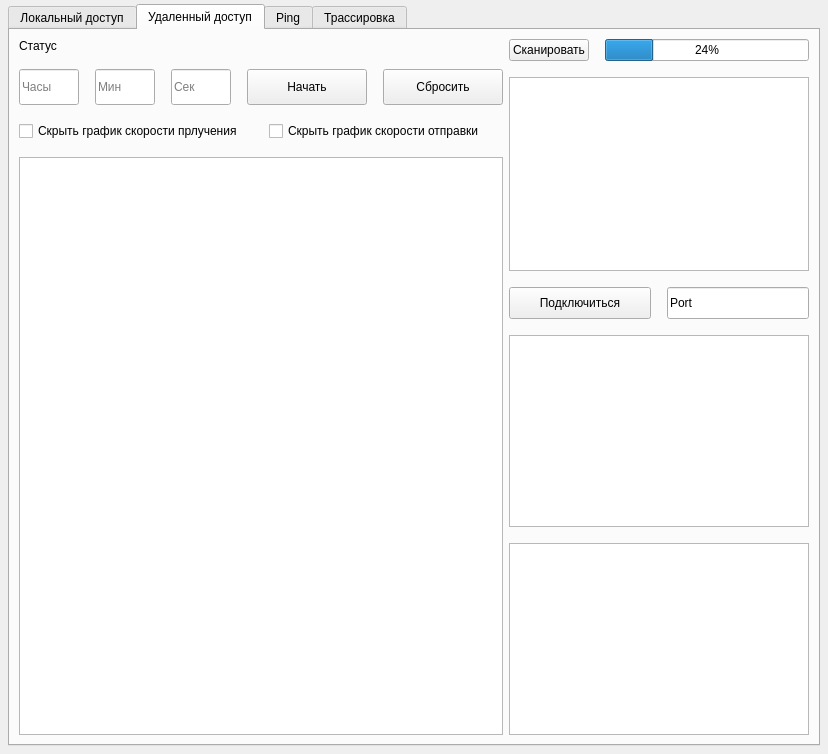
Old version of the form src/ui/network_monitor.ui in the repository darararrik/network-monitor.
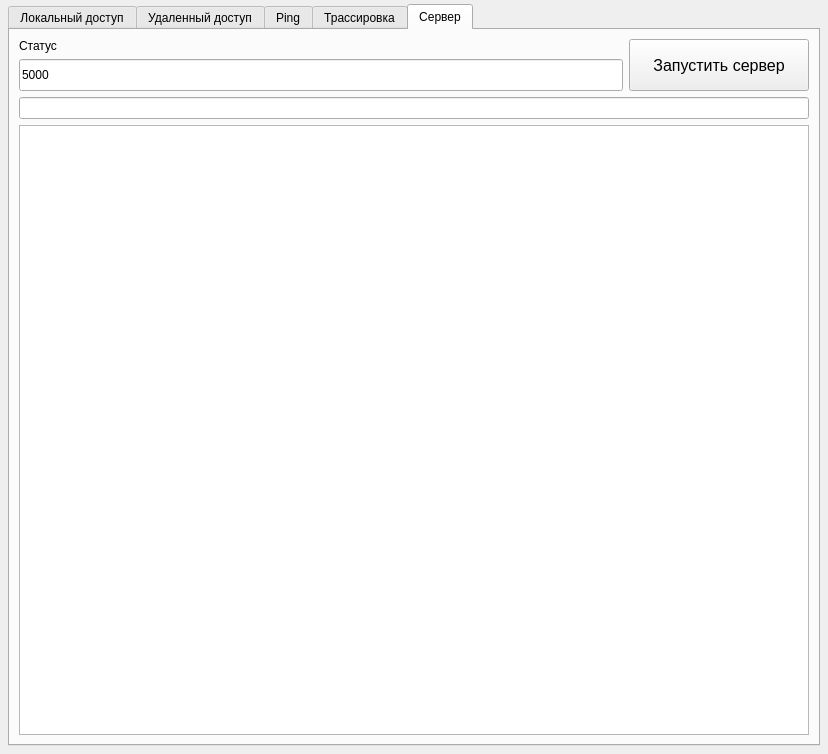
New version of the form. Custom widgets are drawn as their Qt base class.

Diff of the .ui file:
```diff
--- a/src/ui/network_monitor.ui
+++ b/src/ui/network_monitor.ui
@@ -51,7 +51,7 @@
     <item>
      <widget class="QTabWidget" name="tabWidget">
       <property name="currentIndex">
-       <number>1</number>
+       <number>4</number>
       </property>
       <widget class="QWidget" name="locale_monitoring">
        <property name="sizePolicy">
@@ -880,6 +880,97 @@
         </item>
        </layout>
       </widget>
+      <widget class="QWidget" name="serverTab">
+       <attribute name="title">
+        <string>Сервер</string>
+       </attribute>
+       <layout class="QVBoxLayout" name="verticalLayout_8">
+        <item>
+         <layout class="QHBoxLayout" name="server_btn">
+          <item>
+           <layout class="QVBoxLayout" name="tracer_3">
+            <item>
+             <widget class="QLabel" name="serverStatusLabel">
+              <property name="sizePolicy">
+               <sizepolicy hsizetype="Preferred" vsizetype="Maximum">
+                <horstretch>0</horstretch>
+                <verstretch>0</verstretch>
+               </sizepolicy>
+              </property>
+              <property name="text">
+               <string>Статус</string>
+              </property>
+             </widget>
+            </item>
+            <item>
+             <widget class="QLineEdit" name="serverPortInput">
+              <property name="sizePolicy">
+               <sizepolicy hsizetype="Expanding" vsizetype="Minimum">
+                <horstretch>0</horstretch>
+                <verstretch>0</verstretch>
+               </sizepolicy>
+              </property>
+              <property name="minimumSize">
+               <size>
+                <width>0</width>
+                <height>32</height>
+               </size>
+              </property>
+              <property name="maximumSize">
+               <size>
+                <width>16777215</width>
+                <height>120</height>
+               </size>
+              </property>
+              <property name="text">
+               <string>5000</string>
+              </property>
+              <property name="placeholderText">
+               <string>Порт</string>
+              </property>
+             </widget>
+            </item>
+           </layout>
+          </item>
+          <item>
+           <widget class="QPushButton" name="startServerButton">
+            <property name="sizePolicy">
+             <sizepolicy hsizetype="Expanding" vsizetype="Minimum">
+              <horstretch>0</horstretch>
+              <verstretch>0</verstretch>
+             </sizepolicy>
+            </property>
+            <property name="maximumSize">
+             <size>
+              <width>180</width>
+              <height>16777215</height>
+             </size>
+            </property>
+            <property name="font">
+             <font>
+              <pointsize>12</pointsize>
+              <bold>false</bold>
+             </font>
+            </property>
+            <property name="text">
+             <string>Запустить сервер</string>
+            </property>
+           </widget>
+          </item>
+         </layout>
+        </item>
+        <item>
+         <widget class="QLineEdit" name="serverLogWidget">
+          <property name="readOnly">
+           <bool>true</bool>
+          </property>
+         </widget>
+        </item>
+        <item>
+         <widget class="QListWidget" name="clientsListWidget"/>
+        </item>
+       </layout>
+      </widget>
      </widget>
     </item>
    </layout>
```
